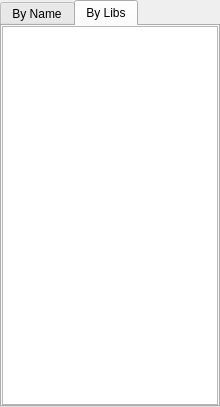
aicommunity/Rdk, file GUI/Qt/UClassesListWidget.ui: the form before one commit.
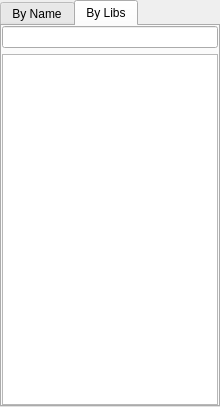
The form after the commit.

Patch:
```diff
--- a/GUI/Qt/UClassesListWidget.ui
+++ b/GUI/Qt/UClassesListWidget.ui
@@ -70,6 +70,9 @@
        <property name="bottomMargin">
         <number>0</number>
        </property>
+       <item>
+        <widget class="QLineEdit" name="lineEdit"/>
+       </item>
        <item>
         <widget class="QTreeWidget" name="treeWidgetStorageByLibs">
          <attribute name="headerVisible">
```
